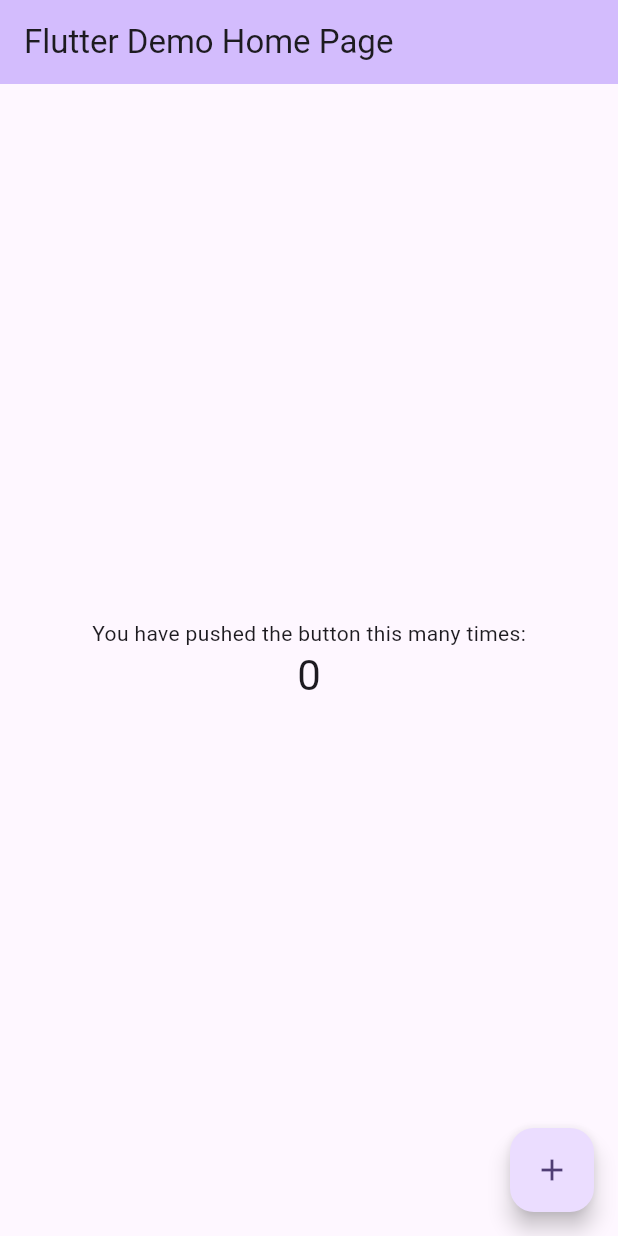
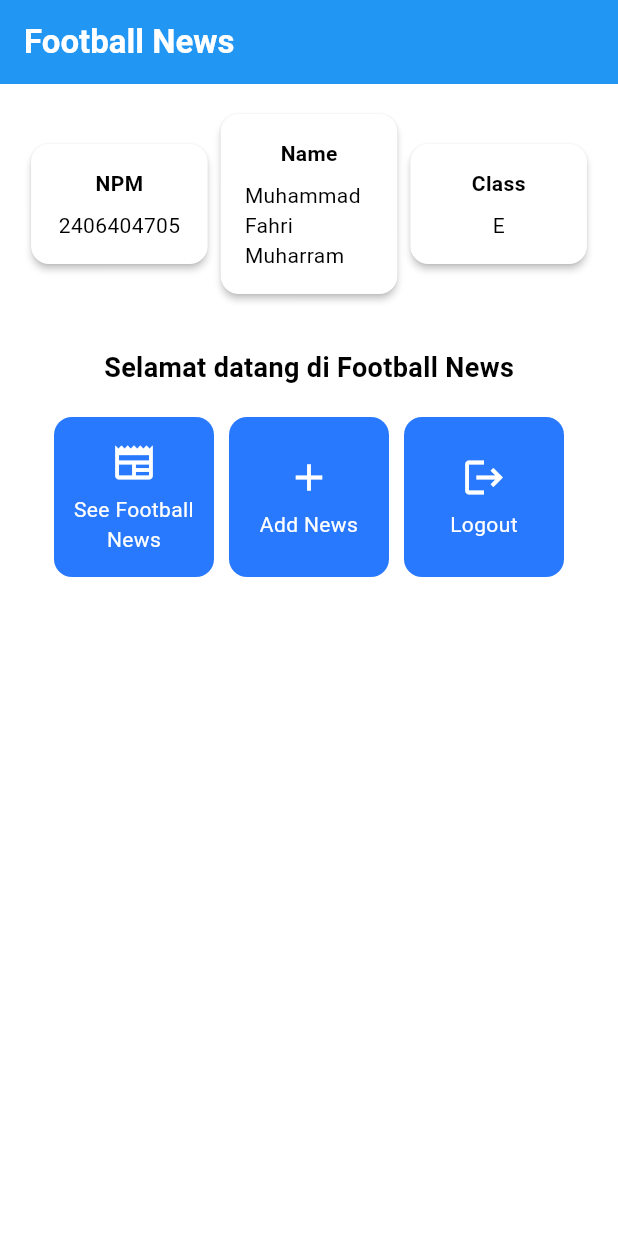
Before and after one commit to SeeStarz/football-news-mobile, a Flutter app: the screen it shows after launch, on a phone screen of 412 x 824 dp. Run offline on Flutter 3.47's test engine with Material 3 defaults, Android fonts, the phone set to English and light mode, and no system bars.

Commit message:
Tutorial 6 idk

```diff
--- a/lib/main.dart
+++ b/lib/main.dart
@@ -29,9 +29,9 @@ class MyApp extends StatelessWidget {
         //
         // This works for code too, not just values: Most code changes can be
         // tested with just a hot reload.
-        colorScheme: .fromSeed(seedColor: Colors.deepPurple),
+        colorScheme: ColorScheme.fromSwatch(primarySwatch: Colors.blue).copyWith(secondary: Colors.blueAccent[400]),
       ),
-      home: const MyHomePage(title: 'Flutter Demo Home Page'),
+      home: MyHomePage(),
     );
   }
 }
--- a/lib/menu.dart
+++ b/lib/menu.dart
@@ -1,87 +1,190 @@
 import 'package:flutter/material.dart';
 
-class MyHomePage extends StatefulWidget {
-  const MyHomePage({super.key, required this.title});
+class MyHomePage extends StatelessWidget {
+  MyHomePage({super.key});
 
-  // This widget is the home page of your application. It is stateful, meaning
-  // that it has a State object (defined below) that contains fields that affect
-  // how it looks.
+  final String nama = "Muhammad Fahri Muharram"; //nama
+  final String npm = "2406404705"; //npm
+  final String kelas = "E"; //kelas
 
-  // This class is the configuration for the state. It holds the values (in this
-  // case the title) provided by the parent (in this case the App widget) and
-  // used by the build method of the State. Fields in a Widget subclass are
-  // always marked "final".
-
-  final String title;
-
-  @override
-  State<MyHomePage> createState() => _MyHomePageState();
-}
-
-class _MyHomePageState extends State<MyHomePage> {
-  int _counter = 0;
-
-  void _incrementCounter() {
-    setState(() {
-      // This call to setState tells the Flutter framework that something has
-      // changed in this State, which causes it to rerun the build method below
-      // so that the display can reflect the updated values. If we changed
-      // _counter without calling setState(), then the build method would not be
-      // called again, and so nothing would appear to happen.
-      _counter++;
-    });
-  }
+  final List<ItemHomepage> items = [
+    ItemHomepage("See Football News", Icons.newspaper),
+    ItemHomepage("Add News", Icons.add),
+    ItemHomepage("Logout", Icons.logout),
+  ];
 
   @override
   Widget build(BuildContext context) {
-    // This method is rerun every time setState is called, for instance as done
-    // by the _incrementCounter method above.
-    //
-    // The Flutter framework has been optimized to make rerunning build methods
-    // fast, so that you can just rebuild anything that needs updating rather
-    // than having to individually change instances of widgets.
+    // Scaffold menyediakan struktur dasar halaman dengan AppBar dan body.
     return Scaffold(
+      // AppBar adalah bagian atas halaman yang menampilkan judul.
       appBar: AppBar(
-        // TRY THIS: Try changing the color here to a specific color (to
-        // Colors.amber, perhaps?) and trigger a hot reload to see the AppBar
-        // change color while the other colors stay the same.
-        backgroundColor: Theme.of(context).colorScheme.inversePrimary,
-        // Here we take the value from the MyHomePage object that was created by
-        // the App.build method, and use it to set our appbar title.
-        title: Text(widget.title),
+        // Judul aplikasi "Football News" dengan teks putih dan tebal.
+        title: const Text(
+          'Football News',
+          style: TextStyle(
+            color: Colors.white,
+            fontWeight: FontWeight.bold,
+          ),
+        ),
+        // Warna latar belakang AppBar diambil dari skema warna tema aplikasi.
+        backgroundColor: Theme
+            .of(context)
+            .colorScheme
+            .primary,
       ),
-      body: Center(
-        // Center is a layout widget. It takes a single child and positions it
-        // in the middle of the parent.
+      // Body halaman dengan padding di sekelilingnya.
+      body: Padding(
+        padding: const EdgeInsets.all(16.0),
+        // Menyusun widget secara vertikal dalam sebuah kolom.
         child: Column(
-          // Column is also a layout widget. It takes a list of children and
-          // arranges them vertically. By default, it sizes itself to fit its
-          // children horizontally, and tries to be as tall as its parent.
-          //
-          // Column has various properties to control how it sizes itself and
-          // how it positions its children. Here we use mainAxisAlignment to
-          // center the children vertically; the main axis here is the vertical
-          // axis because Columns are vertical (the cross axis would be
-          // horizontal).
-          //
-          // TRY THIS: Invoke "debug painting" (choose the "Toggle Debug Paint"
-          // action in the IDE, or press "p" in the console), to see the
-          // wireframe for each widget.
-          mainAxisAlignment: .center,
+          crossAxisAlignment: CrossAxisAlignment.center,
           children: [
-            const Text('You have pushed the button this many times:'),
-            Text(
-              '$_counter',
-              style: Theme.of(context).textTheme.headlineMedium,
+            // Row untuk menampilkan 3 InfoCard secara horizontal.
+            Row(
+              mainAxisAlignment: MainAxisAlignment.spaceEvenly,
+              children: [
+                InfoCard(title: 'NPM', content: npm),
+                InfoCard(title: 'Name', content: nama),
+                InfoCard(title: 'Class', content: kelas),
+              ],
+            ),
+
+            // Memberikan jarak vertikal 16 unit.
+            const SizedBox(height: 16.0),
+
+            // Menempatkan widget berikutnya di tengah halaman.
+            Center(
+              child: Column(
+                // Menyusun teks dan grid item secara vertikal.
+
+                children: [
+                  // Menampilkan teks sambutan dengan gaya tebal dan ukuran 18.
+                  const Padding(
+                    padding: EdgeInsets.only(top: 16.0),
+                    child: Text(
+                      'Selamat datang di Football News',
+                      style: TextStyle(
+                        fontWeight: FontWeight.bold,
+                        fontSize: 18.0,
+                      ),
+                    ),
+                  ),
+
+                  // Grid untuk menampilkan ItemCard dalam bentuk grid 3 kolom.
+                  GridView.count(
+                    primary: true,
+                    padding: const EdgeInsets.all(20),
+                    crossAxisSpacing: 10,
+                    mainAxisSpacing: 10,
+                    crossAxisCount: 3,
+                    // Agar grid menyesuaikan tinggi kontennya.
+                    shrinkWrap: true,
+
+                    // Menampilkan ItemCard untuk setiap item dalam list items.
+                    children: items.map((ItemHomepage item) {
+                      return ItemCard(item);
+                    }).toList(),
+                  ),
+                ],
+              ),
             ),
           ],
         ),
       ),
-      floatingActionButton: FloatingActionButton(
-        onPressed: _incrementCounter,
-        tooltip: 'Increment',
-        child: const Icon(Icons.add),
+    );
+  }
+}
+
+class ItemCard extends StatelessWidget {
+  // Menampilkan kartu dengan ikon dan nama.
+
+  final ItemHomepage item;
+
+  const ItemCard(this.item, {super.key});
+
+  @override
+  Widget build(BuildContext context) {
+    return Material(
+      // Menentukan warna latar belakang dari tema aplikasi.
+      color: Theme.of(context).colorScheme.secondary,
+      // Membuat sudut kartu melengkung.
+      borderRadius: BorderRadius.circular(12),
+
+      child: InkWell(
+        // Aksi ketika kartu ditekan.
+        onTap: () {
+          // Menampilkan pesan SnackBar saat kartu ditekan.
+          ScaffoldMessenger.of(context)
+            ..hideCurrentSnackBar()
+            ..showSnackBar(
+                SnackBar(content: Text("Kamu telah menekan tombol ${item.name}!"))
+            );
+        },
+        // Container untuk menyimpan Icon dan Text
+        child: Container(
+          padding: const EdgeInsets.all(8),
+          child: Center(
+            child: Column(
+              // Menyusun ikon dan teks di tengah kartu.
+              mainAxisAlignment: MainAxisAlignment.center,
+              children: [
+                Icon(
+                  item.icon,
+                  color: Colors.white,
+                  size: 30.0,
+                ),
+                const Padding(padding: EdgeInsets.all(3)),
+                Text(
+                  item.name,
+                  textAlign: TextAlign.center,
+                  style: const TextStyle(color: Colors.white),
+                ),
+              ],
+            ),
+          ),
+        ),
       ),
     );
   }
 }
+
+class InfoCard extends StatelessWidget {
+  // Kartu informasi yang menampilkan title dan content.
+
+  final String title;  // Judul kartu.
+  final String content;  // Isi kartu.
+
+  const InfoCard({super.key, required this.title, required this.content});
+
+  @override
+  Widget build(BuildContext context) {
+    return Card(
+      // Membuat kotak kartu dengan bayangan dibawahnya.
+      elevation: 2.0,
+      child: Container(
+        // Mengatur ukuran dan jarak di dalam kartu.
+        width: MediaQuery.of(context).size.width / 3.5, // menyesuaikan dengan lebar device yang digunakan.
+        padding: const EdgeInsets.all(16.0),
+        // Menyusun title dan content secara vertikal.
+        child: Column(
+          children: [
+            Text(
+              title,
+              style: const TextStyle(fontWeight: FontWeight.bold),
+            ),
+            const SizedBox(height: 8.0),
+            Text(content),
+          ],
+        ),
+      ),
+    );
+  }
+}
+
+class ItemHomepage {
+  final String name;
+  final IconData icon;
+
+  ItemHomepage(this.name, this.icon);
+}
```
